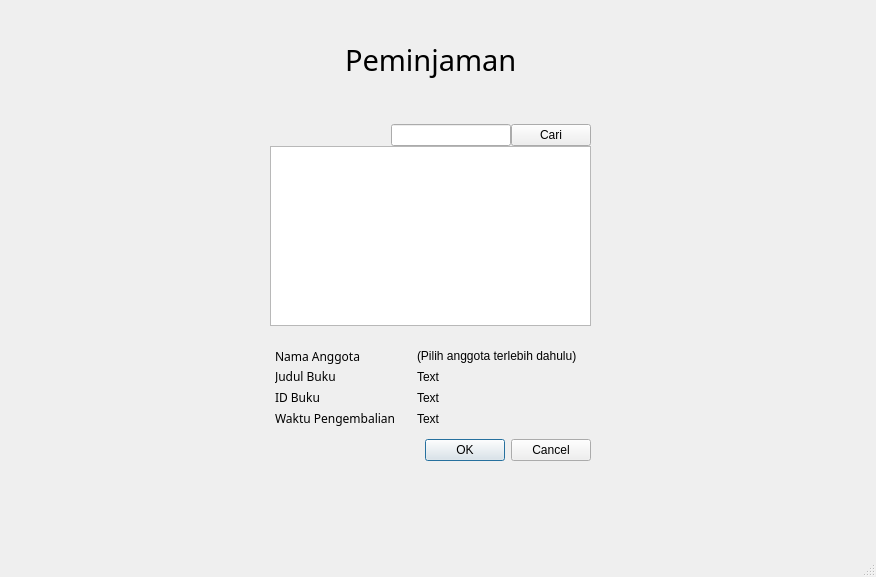
kyraa16/LibraryManagement, file inputpeminjaman.ui: the form before one commit.
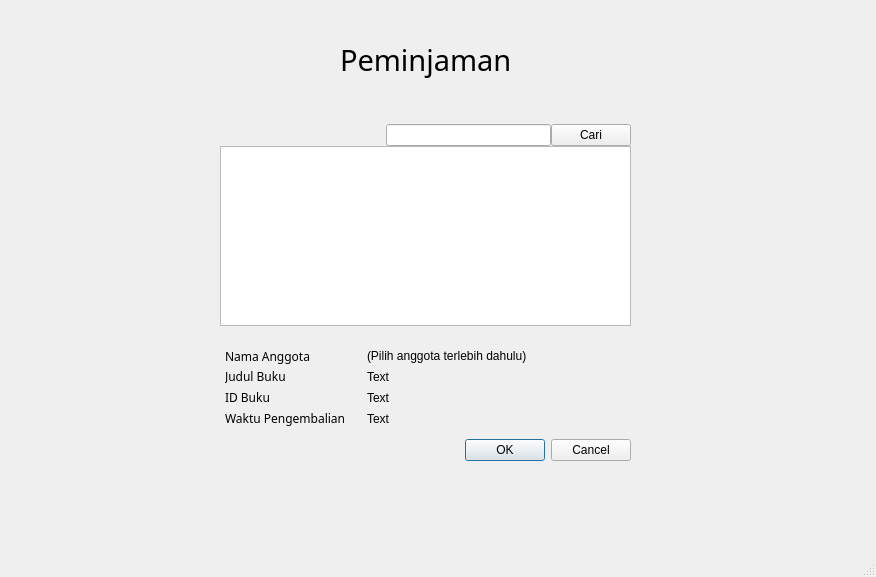
The form after the commit.

```diff
--- a/inputpeminjaman.ui
+++ b/inputpeminjaman.ui
@@ -20,9 +20,9 @@
    <widget class="QWidget" name="layoutWidget">
     <property name="geometry">
      <rect>
-      <x>270</x>
+      <x>220</x>
       <y>10</y>
-      <width>321</width>
+      <width>411</width>
       <height>451</height>
      </rect>
     </property>
```
Left out of the diff: 6 changed lines with no effect on the pictures.
